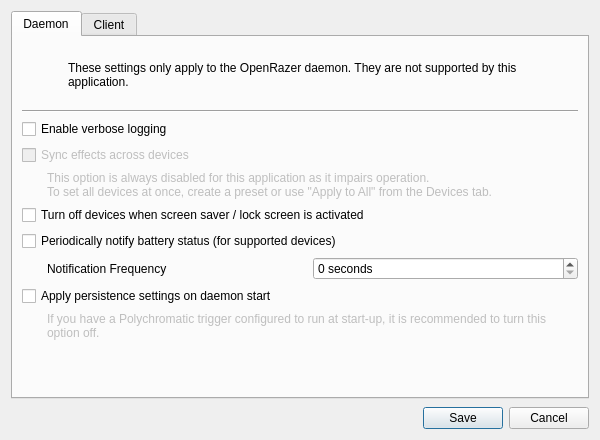
Qt form data/qt/openrazer-config.ui (polychromatic/polychromatic) before a commit.
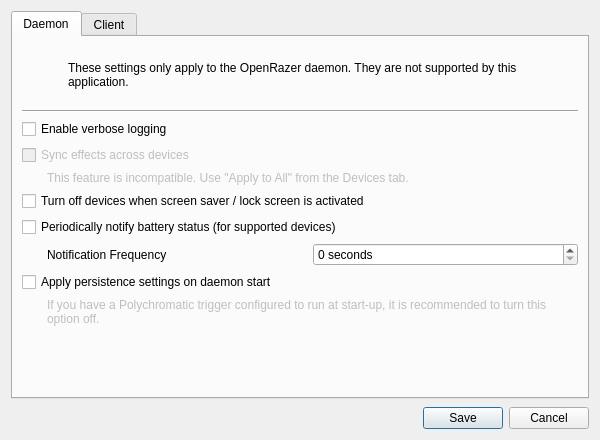
The same form after that commit. Icons and pictures are not drawn.

```diff
--- a/data/qt/openrazer-config.ui
+++ b/data/qt/openrazer-config.ui
@@ -123,8 +123,7 @@
           <bool>false</bool>
          </property>
          <property name="text">
-          <string extracomment="Hint text for configuring OpenRazer">This option is always disabled for this application as it impairs operation.
-To set all devices at once, create a preset or use &quot;Apply to All&quot; from the Devices tab.</string>
+          <string extracomment="Hint text for configuring OpenRazer">This feature is incompatible. Use &quot;Apply to All&quot; from the Devices tab.</string>
          </property>
          <property name="wordWrap">
           <bool>true</bool>
```
